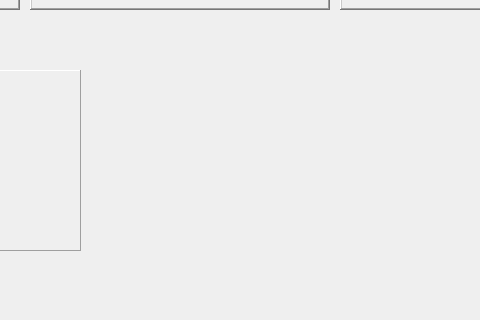
Before: the Qt Designer form JWSIPC/mainwindow.ui in Anne081031/WinParkUI, drawn with Qt 5; both pictures show x 290 to 770 and y 257 to 577 of the 1254 by 726 pixel window.
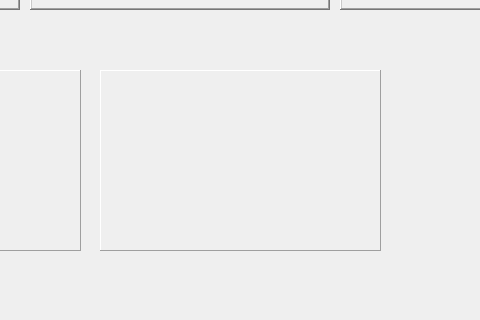
After: the same form once the commit is applied.

```diff
--- a/JWSIPC/mainwindow.ui
+++ b/JWSIPC/mainwindow.ui
@@ -146,6 +146,22 @@
      <string>PushButton</string>
     </property>
    </widget>
+   <widget class="QFrame" name="frame_2">
+    <property name="geometry">
+     <rect>
+      <x>390</x>
+      <y>310</y>
+      <width>281</width>
+      <height>181</height>
+     </rect>
+    </property>
+    <property name="frameShape">
+     <enum>QFrame::Panel</enum>
+    </property>
+    <property name="frameShadow">
+     <enum>QFrame::Raised</enum>
+    </property>
+   </widget>
   </widget>
   <widget class="QMenuBar" name="menuBar">
    <property name="geometry">
```
